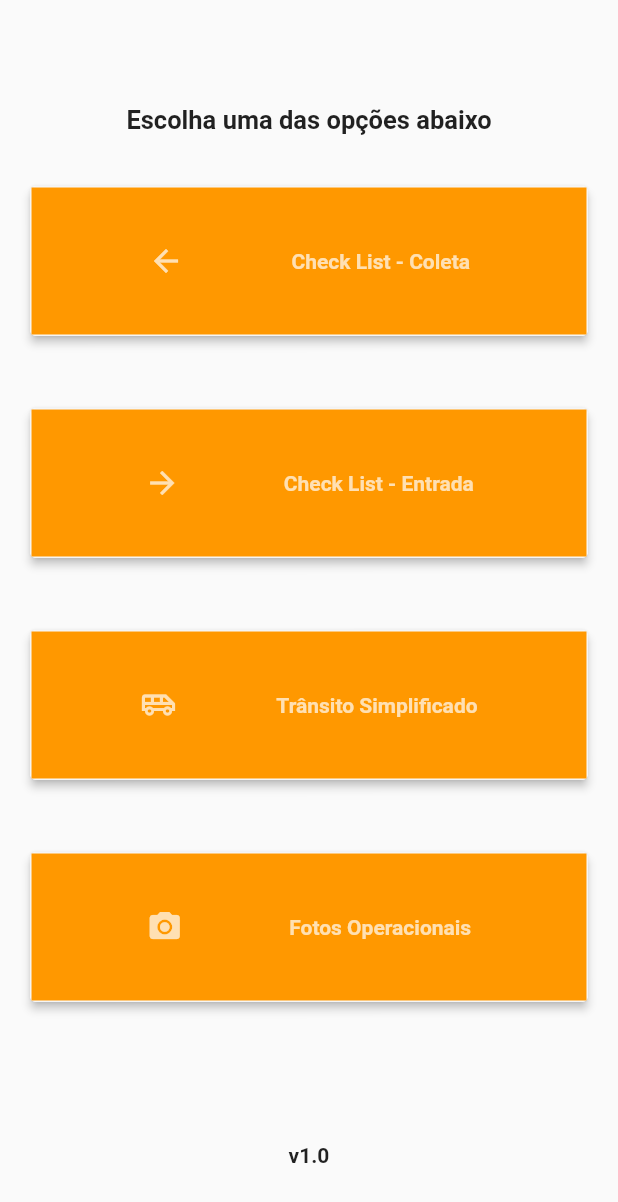
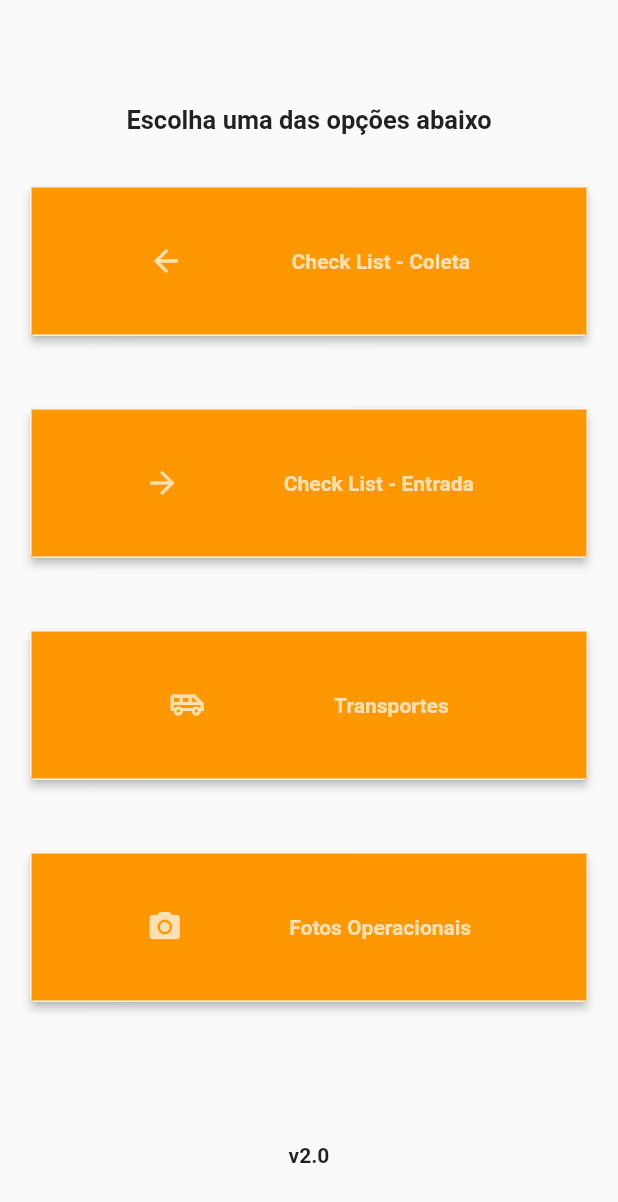
Before and after one commit to viniciusdds/WebView, a Flutter app: the screen it shows after launch, on a phone screen of 412 x 824 dp. Shown: the top 1202 px of the screen. Run offline on Flutter 3.47's test engine with Material 2 defaults, Android fonts, the phone set to English and light mode, and no system bars; our stand-ins replace get, permission_handler; missing offline and left inert: flutter_webview_plugin, network_info_plus, qrscan.

Commit message:
mudança do titulo e link transito simpl.

```diff
--- a/lib/screen/home_page.dart
+++ b/lib/screen/home_page.dart
@@ -137,7 +137,7 @@ class _HomeState extends State<Home> {
                         mainAxisAlignment: MainAxisAlignment.spaceEvenly,
                         children: [
                           Icon(Icons.airport_shuttle_outlined, color: Colors.white70),
-                          Text("Trânsito Simplificado",
+                          Text("Transportes",
                             style: TextStyle(
                                 color: Colors.white70,
                                 fontWeight: FontWeight.bold
@@ -153,7 +153,7 @@ class _HomeState extends State<Home> {
                       context,
                       MaterialPageRoute(builder: (context) =>WebPage(
                           "AURORA EADI | SOROCABA",
-                          "https://clients.eadiaurora.com.br/MyCMS/login_mobile.html",
+                          "https://clients.eadiaurora.com.br/mobile/principal.php",
                           widget.userAgent,
                           3
                       ))
@@ -209,7 +209,7 @@ class _HomeState extends State<Home> {
               Container(
                 padding: EdgeInsets.only(top: 80),
                 child: Text(
-                    "v1.0",
+                    "v2.0",
                     style: TextStyle(
                       fontWeight: FontWeight.bold
                     ),
```
